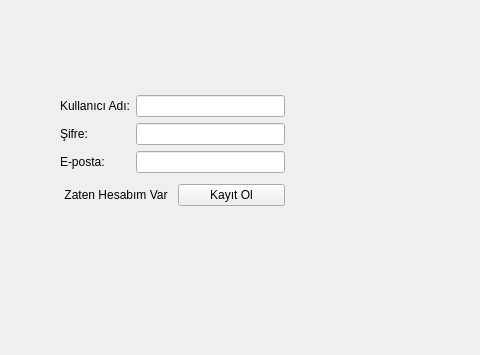
Above: giriş/kayitsf.ui from meteklc/kelime-ezberleme-sistemi before the change; both pictures show x 0 to 480 and y 0 to 355 of the 800 by 600 pixel window. Below: the same form after it.
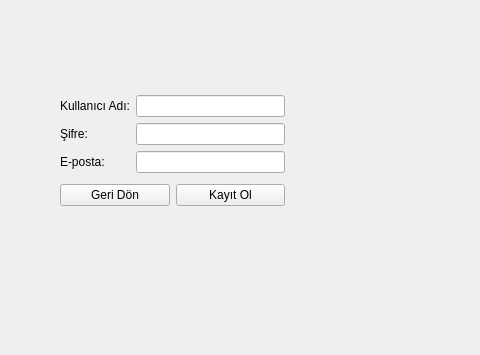
That is the form after the change.

Patch:
```diff
--- a/giriş/kayitsf.ui
+++ b/giriş/kayitsf.ui
@@ -71,11 +71,14 @@
        <item>
         <widget class="QPushButton" name="pushButton_2">
          <property name="text">
-          <string>Zaten Hesabım Var</string>
+          <string>Geri Dön</string>
          </property>
-         <property name="flat">
+         <property name="autoDefault">
           <bool>true</bool>
          </property>
+         <property name="flat">
+          <bool>false</bool>
+         </property>
         </widget>
        </item>
        <item>
```
Left out of the diff: 2 changed lines with no effect on the pictures.
